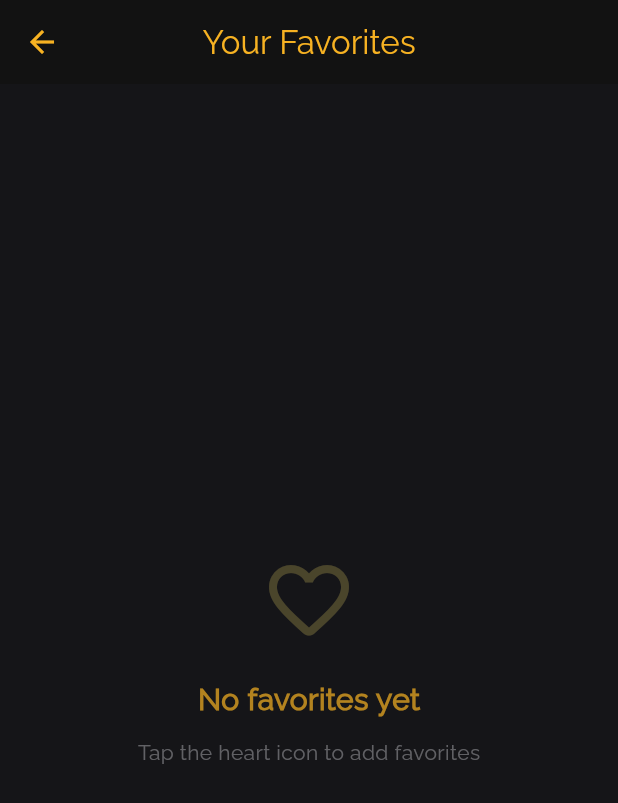
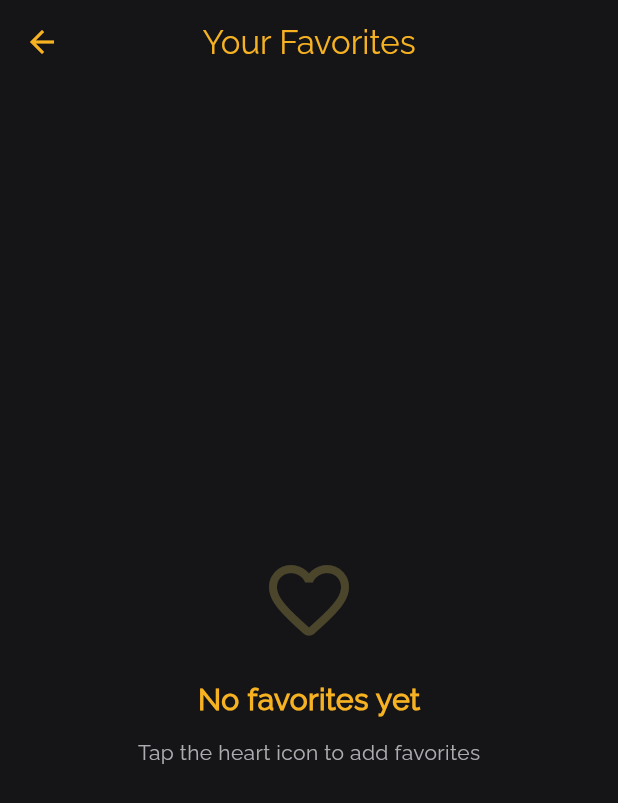
Before and after one commit to azzas7dawy/RestaurentApp, a Flutter app: the SettignsScreen screen opened directly, after a tap on the "arrow back" icon, after a tap on the "menu" icon, after a tap on "Your Favorites", on a phone screen of 412 x 824 dp. Shown: the top 803 px of the screen. Run offline on Flutter 3.47's test engine with Material 3 defaults, Android fonts, the phone set to English and light mode, and no system bars; our stand-ins replace animated_text_kit, bloc, cached_network_image, carousel_slider, cloud_firestore, device_preview and 14 more; missing offline and left inert: paymob_payment; accounts and stored records are empty.

Commit message:
added theme to profile, favorite, settings screen

```diff
--- a/lib/l10n/intl_ar.arb
+++ b/lib/l10n/intl_ar.arb
@@ -245,5 +245,6 @@
     "softDrinks": "المشروبات الغازية",
     "mexican": "المكسيكية",
     "pizza": "بيتزا",
-    "sandwiches": "ساندويتشات"
+    "sandwiches": "ساندويتشات",
+    "deleteAccount": "حذف الحساب"
 }
--- a/lib/l10n/intl_en.arb
+++ b/lib/l10n/intl_en.arb
@@ -245,5 +245,6 @@
     "softDrinks": "Soft Drinks",
     "mexican": "Mexican",
     "pizza": "Pizza",
-    "sandwiches": "Sandwiches"
+    "sandwiches": "Sandwiches",
+    "deleteAccount": "Delete Account"
 }
--- a/lib/screens/customScreen/widgets/custom_app_bar.dart
+++ b/lib/screens/customScreen/widgets/custom_app_bar.dart
@@ -26,7 +26,6 @@ class CustomAppBar extends StatelessWidget implements PreferredSizeWidget {
       elevation: 0,
       title: Align(
         alignment: isArabic() ? Alignment.centerRight : Alignment.centerLeft,
-        child: Expanded(
         child: Row(
           children: [
             SvgPicture.asset(
@@ -46,7 +45,6 @@ class CustomAppBar extends StatelessWidget implements PreferredSizeWidget {
               ),
             ),
           ],
-          ),
         ),
       ),
       actions: [
--- a/lib/screens/favoritesScreen/favorites_screen.dart
+++ b/lib/screens/favoritesScreen/favorites_screen.dart
@@ -20,6 +20,8 @@ class FavoritesScreen extends StatelessWidget {
 
   @override
   Widget build(BuildContext context) {
+    final theme = Theme.of(context);
+    final isDarkTheme = theme.brightness == Brightness.dark;
     return Scaffold(
       appBar: AppBar(
         title: Text(
@@ -41,7 +43,9 @@ class FavoritesScreen extends StatelessWidget {
           },
         ),
         centerTitle: true,
+        backgroundColor: theme.scaffoldBackgroundColor,
       ),
+      backgroundColor: theme.scaffoldBackgroundColor,
       body: BlocBuilder<FavoritesCubit, FavoritesState>(
         builder: (BuildContext context, FavoritesState state) {
           if (state is FavoritesLoading) {
@@ -83,7 +87,7 @@ class FavoritesScreen extends StatelessWidget {
                       style: TextStyle(
                         fontSize: 20,
                         fontWeight: FontWeight.w600,
-                        color: ColorsUtility.takeAwayColor.withAlpha(178),
+                        color: ColorsUtility.takeAwayColor,
                       ),
                     ),
                     const SizedBox(height: 10),
@@ -91,7 +95,7 @@ class FavoritesScreen extends StatelessWidget {
                       S.of(context).favTxt,
                       style: TextStyle(
                         fontSize: 14,
-                        color: ColorsUtility.textFieldLabelColor.withAlpha(128),
+                        color: ColorsUtility.textFieldLabelColor,
                       ),
                     ),
                   ],
@@ -125,7 +129,9 @@ class FavoritesScreen extends StatelessWidget {
                     child: Container(
                       decoration: BoxDecoration(
                         borderRadius: BorderRadius.circular(16),
-                        color: ColorsUtility.elevatedBtnColor,
+                        color: isDarkTheme
+                            ? ColorsUtility.elevatedBtnColor
+                            : ColorsUtility.lightTextFieldFillColor,
                       ),
                       child: Row(
                         crossAxisAlignment: CrossAxisAlignment.start,
--- a/lib/screens/settingsScreen/settings_screen.dart
+++ b/lib/screens/settingsScreen/settings_screen.dart
@@ -15,6 +15,8 @@ class SettignsScreen extends StatelessWidget {
   Widget build(BuildContext context) {
     final currentLocale = Localizations.localeOf(context);
     final isArabic = currentLocale.languageCode == 'ar';
+    final theme = Theme.of(context);
+    // final isDarkTheme = theme.brightness == Brightness.dark;
 
     return Scaffold(
       appBar: AppBar(
@@ -34,7 +36,9 @@ class SettignsScreen extends StatelessWidget {
             Navigator.pushReplacementNamed(context, CustomScreen.id);
           },
         ),
+        backgroundColor: theme.scaffoldBackgroundColor,
       ),
+      backgroundColor: theme.scaffoldBackgroundColor,
       body: Padding(
         padding: const EdgeInsets.all(16.0),
         child: Column(
```
Also changed, not shown: lib/screens/profileScreen/profile_screen.dart (+7 -3 lines), lib/widgets/app_confirmation_dialog.dart (+7 -3 lines), lib/generated/intl/messages_ar.dart, lib/generated/intl/messages_en.dart, lib/generated/l10n.dart. Lines whose indentation alone changed are shown as unchanged.
